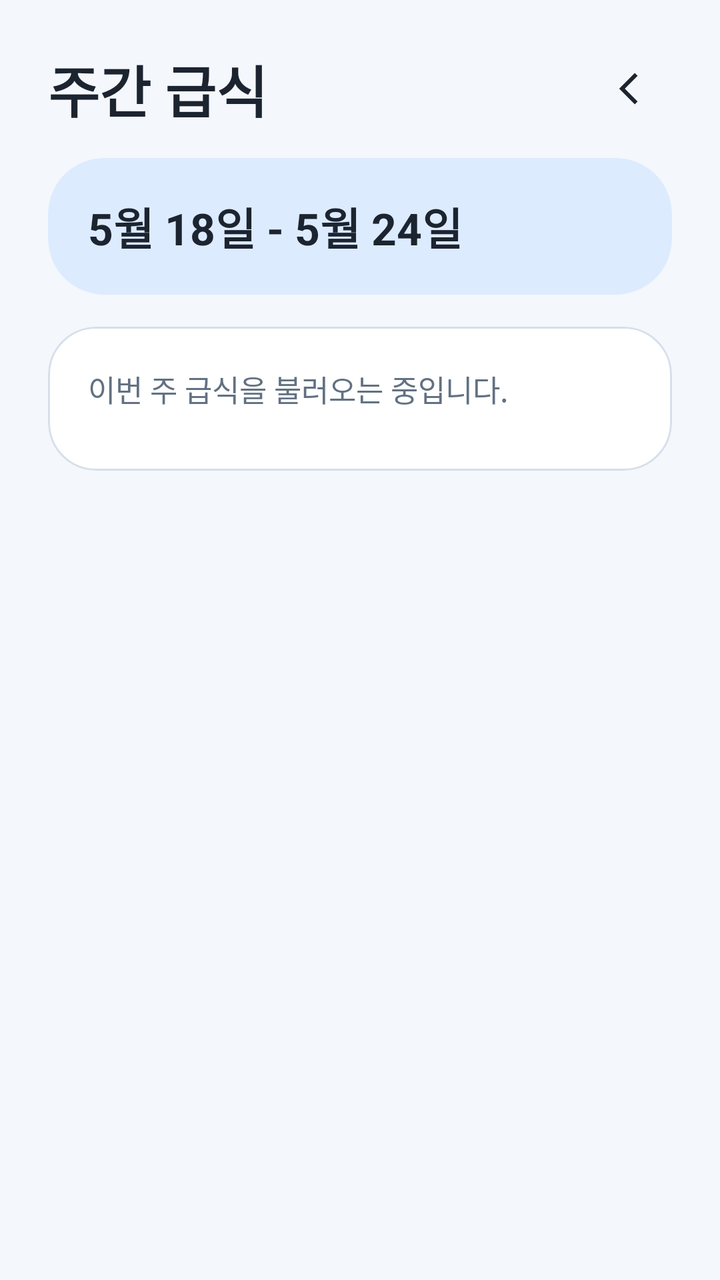
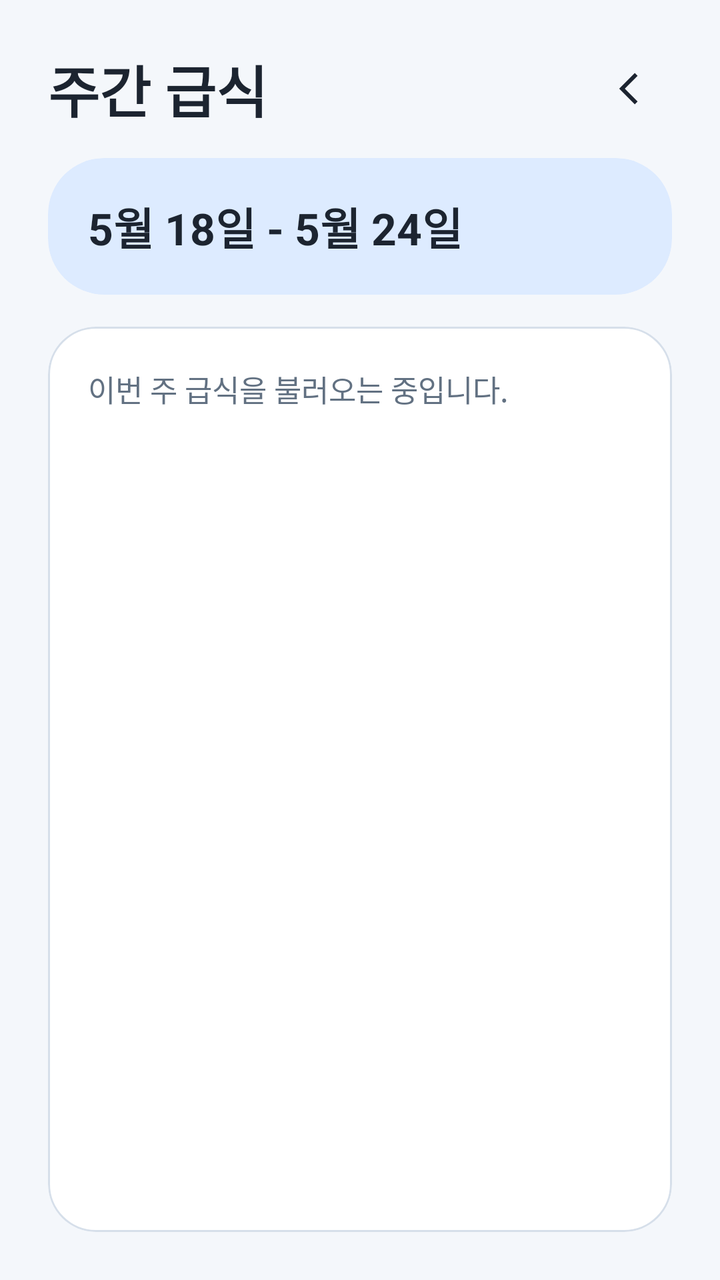

Compare the two renders of this Android layout. The source of the first and the diff that turns it into the second are given below.
<!-- AndroidManifest.xml: application theme Theme.MisSchoolApp -->
<!-- res/layout/activity_meal.xml -->
<?xml version="1.0" encoding="utf-8"?>
<layout xmlns:android="http://schemas.android.com/apk/res/android"
    xmlns:app="http://schemas.android.com/apk/res-auto">

    <ScrollView
        android:layout_width="match_parent"
        android:layout_height="match_parent"
        android:background="@color/bg_page">

        <LinearLayout
            android:layout_width="match_parent"
            android:layout_height="wrap_content"
            android:orientation="vertical"
            android:padding="24dp">

            <LinearLayout
                android:layout_width="match_parent"
                android:layout_height="wrap_content"
                android:gravity="center_vertical"
                android:orientation="horizontal">

                <TextView
                    android:layout_width="0dp"
                    android:layout_height="wrap_content"
                    android:layout_marginEnd="16dp"
                    android:layout_weight="1"
                    android:text="@string/meal_title"
                    android:textColor="@color/text_primary"
                    android:textSize="28sp"
                    android:textStyle="bold" />

                <ImageButton
                    android:id="@+id/mealBackButton"
                    android:layout_width="40dp"
                    android:layout_height="40dp"
                    android:background="@android:color/transparent"
                    android:contentDescription="@string/settings_back"
                    android:padding="8dp"
                    android:src="@drawable/ic_back_simple" />
            </LinearLayout>

            <com.google.android.material.card.MaterialCardView
                android:layout_width="match_parent"
                android:layout_height="wrap_content"
                android:layout_marginTop="14dp"
                app:cardBackgroundColor="@color/brand_blue_soft"
                app:cardCornerRadius="28dp"
                app:cardElevation="0dp"
                app:strokeColor="@color/brand_blue_soft"
                app:strokeWidth="0dp">

                <TextView
                    android:id="@+id/mealWeekTitleText"
                    android:layout_width="match_parent"
                    android:layout_height="wrap_content"
                    android:paddingHorizontal="20dp"
                    android:paddingTop="18dp"
                    android:paddingBottom="18dp"
                    android:text="@string/meal_week_placeholder"
                    android:textColor="@color/text_primary"
                    android:textSize="22sp"
                    android:textStyle="bold" />
            </com.google.android.material.card.MaterialCardView>

            <com.google.android.material.card.MaterialCardView
                android:layout_width="match_parent"
                android:layout_height="wrap_content"
                android:layout_marginTop="16dp"
                app:cardBackgroundColor="@color/surface_card"
                app:cardCornerRadius="24dp"
                app:cardElevation="0dp"
                app:strokeColor="@color/divider_soft"
                app:strokeWidth="1dp">

                <LinearLayout
                    android:layout_width="match_parent"
                    android:layout_height="wrap_content"
                    android:orientation="vertical"
                    android:padding="20dp">

                    <TextView
                        android:id="@+id/mealStatusText"
                        android:layout_width="match_parent"
                        android:layout_height="wrap_content"
                        android:lineSpacingExtra="2dp"
                        android:text="@string/meal_loading"
                        android:textColor="@color/text_secondary"
                        android:textSize="15sp" />

                    <androidx.recyclerview.widget.RecyclerView
                        android:id="@+id/mealRecyclerView"
                        android:layout_width="match_parent"
                        android:layout_height="wrap_content"
                        android:layout_marginTop="10dp"
                        android:nestedScrollingEnabled="false" />
                </LinearLayout>
            </com.google.android.material.card.MaterialCardView>

        </LinearLayout>

    </ScrollView>

</layout>
<!-- resources referenced by this layout -->
<resources>
  <color name="bg_page">#F4F7FB</color>
  <color name="brand_blue_soft">#DDEBFF</color>
  <color name="divider_soft">#D6DFEA</color>
  <color name="surface_card">#FFFFFFFF</color>
  <color name="text_primary">#1C2430</color>
  <color name="text_secondary">#627182</color>
  <!-- drawable ic_back_simple (drawable) -->
  <?xml version="1.0" encoding="utf-8"?>
  <vector xmlns:android="http://schemas.android.com/apk/res/android"
      android:width="24dp"
      android:height="24dp"
      android:viewportWidth="24"
      android:viewportHeight="24">
  
      <path
          android:fillColor="@color/text_primary"
          android:pathData="M14.8,5.6L8.4,12l6.4,6.4l-1.4,1.4L5.6,12l7.8,-7.8z" />
  </vector>
  <string name="meal_loading">이번 주 급식을 불러오는 중입니다.</string>
  <string name="meal_title">주간 급식</string>
  <string name="meal_week_placeholder">5월 18일 - 5월 24일</string>
  <string name="settings_back">뒤로 가기</string>
  <style name="Theme.MisSchoolApp" parent="Base.Theme.MisSchoolApp" />
  <style name="Base.Theme.MisSchoolApp" parent="Theme.Material3.DayNight.NoActionBar">
          
          
      </style>
</resources>

<!-- the commit's change to res/layout/activity_meal.xml (unified diff, before → after) -->
@@ -2,102 +2,113 @@
 <layout xmlns:android="http://schemas.android.com/apk/res/android"
     xmlns:app="http://schemas.android.com/apk/res-auto">
 
-    <ScrollView
+    <androidx.constraintlayout.widget.ConstraintLayout
         android:layout_width="match_parent"
         android:layout_height="match_parent"
-        android:background="@color/bg_page">
+        android:background="@color/bg_page"
+        android:padding="24dp">
 
         <LinearLayout
-            android:layout_width="match_parent"
+            android:id="@+id/mealHeaderRow"
+            android:layout_width="0dp"
             android:layout_height="wrap_content"
-            android:orientation="vertical"
-            android:padding="24dp">
+            android:gravity="center_vertical"
+            android:orientation="horizontal"
+            app:layout_constraintEnd_toEndOf="parent"
+            app:layout_constraintStart_toStartOf="parent"
+            app:layout_constraintTop_toTopOf="parent">
 
-            <LinearLayout
+            <TextView
+                android:layout_width="0dp"
+                android:layout_height="wrap_content"
+                android:layout_marginEnd="16dp"
+                android:layout_weight="1"
+                android:text="@string/meal_title"
+                android:textColor="@color/text_primary"
+                android:textSize="28sp"
+                android:textStyle="bold" />
+
+            <ImageButton
+                android:id="@+id/mealBackButton"
+                android:layout_width="40dp"
+                android:layout_height="40dp"
+                android:background="@android:color/transparent"
+                android:contentDescription="@string/settings_back"
+                android:padding="8dp"
+                android:src="@drawable/ic_back_simple" />
+        </LinearLayout>
+
+        <com.google.android.material.card.MaterialCardView
+            android:id="@+id/mealWeekCard"
+            android:layout_width="0dp"
+            android:layout_height="wrap_content"
+            android:layout_marginTop="14dp"
+            app:cardBackgroundColor="@color/brand_blue_soft"
+            app:cardCornerRadius="28dp"
+            app:cardElevation="0dp"
+            app:layout_constraintEnd_toEndOf="parent"
+            app:layout_constraintStart_toStartOf="parent"
+            app:layout_constraintTop_toBottomOf="@id/mealHeaderRow"
+            app:strokeColor="@color/brand_blue_soft"
+            app:strokeWidth="0dp">
+
+            <TextView
+                android:id="@+id/mealWeekTitleText"
                 android:layout_width="match_parent"
                 android:layout_height="wrap_content"
-                android:gravity="center_vertical"
-                android:orientation="horizontal">
+                android:paddingHorizontal="20dp"
+                android:paddingTop="18dp"
+                android:paddingBottom="18dp"
+                android:text="@string/meal_week_placeholder"
+                android:textColor="@color/text_primary"
+                android:textSize="22sp"
+                android:textStyle="bold" />
+        </com.google.android.material.card.MaterialCardView>
+
+        <com.google.android.material.card.MaterialCardView
+            android:id="@+id/mealListCard"
+            android:layout_width="0dp"
+            android:layout_height="0dp"
+            android:layout_marginTop="16dp"
+            app:cardBackgroundColor="@color/surface_card"
+            app:cardCornerRadius="24dp"
+            app:cardElevation="0dp"
+            app:layout_constraintBottom_toBottomOf="parent"
+            app:layout_constraintEnd_toEndOf="parent"
+            app:layout_constraintStart_toStartOf="parent"
+            app:layout_constraintTop_toBottomOf="@id/mealWeekCard"
+            app:strokeColor="@color/divider_soft"
+            app:strokeWidth="1dp">
+
+            <androidx.constraintlayout.widget.ConstraintLayout
+                android:layout_width="match_parent"
+                android:layout_height="match_parent"
+                android:padding="20dp">
 
                 <TextView
+                    android:id="@+id/mealStatusText"
                     android:layout_width="0dp"
                     android:layout_height="wrap_content"
-                    android:layout_marginEnd="16dp"
-                    android:layout_weight="1"
-                    android:text="@string/meal_title"
-                    android:textColor="@color/text_primary"
-                    android:textSize="28sp"
-                    android:textStyle="bold" />
+                    android:lineSpacingExtra="2dp"
+                    android:text="@string/meal_loading"
+                    android:textColor="@color/text_secondary"
+                    android:textSize="15sp"
+                    app:layout_constraintEnd_toEndOf="parent"
+                    app:layout_constraintStart_toStartOf="parent"
+                    app:layout_constraintTop_toTopOf="parent" />
 
-                <ImageButton
-                    android:id="@+id/mealBackButton"
-                    android:layout_width="40dp"
-                    android:layout_height="40dp"
-                    android:background="@android:color/transparent"
-                    android:contentDescription="@string/settings_back"
-                    android:padding="8dp"
-                    android:src="@drawable/ic_back_simple" />
-            </LinearLayout>
-
-            <com.google.android.material.card.MaterialCardView
-                android:layout_width="match_parent"
-                android:layout_height="wrap_content"
-                android:layout_marginTop="14dp"
-                app:cardBackgroundColor="@color/brand_blue_soft"
-                app:cardCornerRadius="28dp"
-                app:cardElevation="0dp"
-                app:strokeColor="@color/brand_blue_soft"
-                app:strokeWidth="0dp">
-
-                <TextView
-                    android:id="@+id/mealWeekTitleText"
-                    android:layout_width="match_parent"
-                    android:layout_height="wrap_content"
-                    android:paddingHorizontal="20dp"
-                    android:paddingTop="18dp"
-                    android:paddingBottom="18dp"
-                    android:text="@string/meal_week_placeholder"
-                    android:textColor="@color/text_primary"
-                    android:textSize="22sp"
-                    android:textStyle="bold" />
-            </com.google.android.material.card.MaterialCardView>
-
-            <com.google.android.material.card.MaterialCardView
-                android:layout_width="match_parent"
-                android:layout_height="wrap_content"
-                android:layout_marginTop="16dp"
-                app:cardBackgroundColor="@color/surface_card"
-                app:cardCornerRadius="24dp"
-                app:cardElevation="0dp"
-                app:strokeColor="@color/divider_soft"
-                app:strokeWidth="1dp">
-
-                <LinearLayout
-                    android:layout_width="match_parent"
-                    android:layout_height="wrap_content"
-                    android:orientation="vertical"
-                    android:padding="20dp">
-
-                    <TextView
-                        android:id="@+id/mealStatusText"
-                        android:layout_width="match_parent"
-                        android:layout_height="wrap_content"
-                        android:lineSpacingExtra="2dp"
-                        android:text="@string/meal_loading"
-                        android:textColor="@color/text_secondary"
-                        android:textSize="15sp" />
-
-                    <androidx.recyclerview.widget.RecyclerView
-                        android:id="@+id/mealRecyclerView"
-                        android:layout_width="match_parent"
-                        android:layout_height="wrap_content"
-                        android:layout_marginTop="10dp"
-                        android:nestedScrollingEnabled="false" />
-                </LinearLayout>
-            </com.google.android.material.card.MaterialCardView>
-
-        </LinearLayout>
-
-    </ScrollView>
-
+                <androidx.recyclerview.widget.RecyclerView
+                    android:id="@+id/mealRecyclerView"
+                    android:layout_width="0dp"
+                    android:layout_height="0dp"
+                    android:layout_marginTop="10dp"
+                    android:clipToPadding="false"
+                    android:overScrollMode="ifContentScrolls"
+                    app:layout_constraintBottom_toBottomOf="parent"
+                    app:layout_constraintEnd_toEndOf="parent"
+                    app:layout_constraintStart_toStartOf="parent"
+                    app:layout_constraintTop_toBottomOf="@id/mealStatusText" />
+            </androidx.constraintlayout.widget.ConstraintLayout>
+        </com.google.android.material.card.MaterialCardView>
+    </androidx.constraintlayout.widget.ConstraintLayout>
 </layout>
